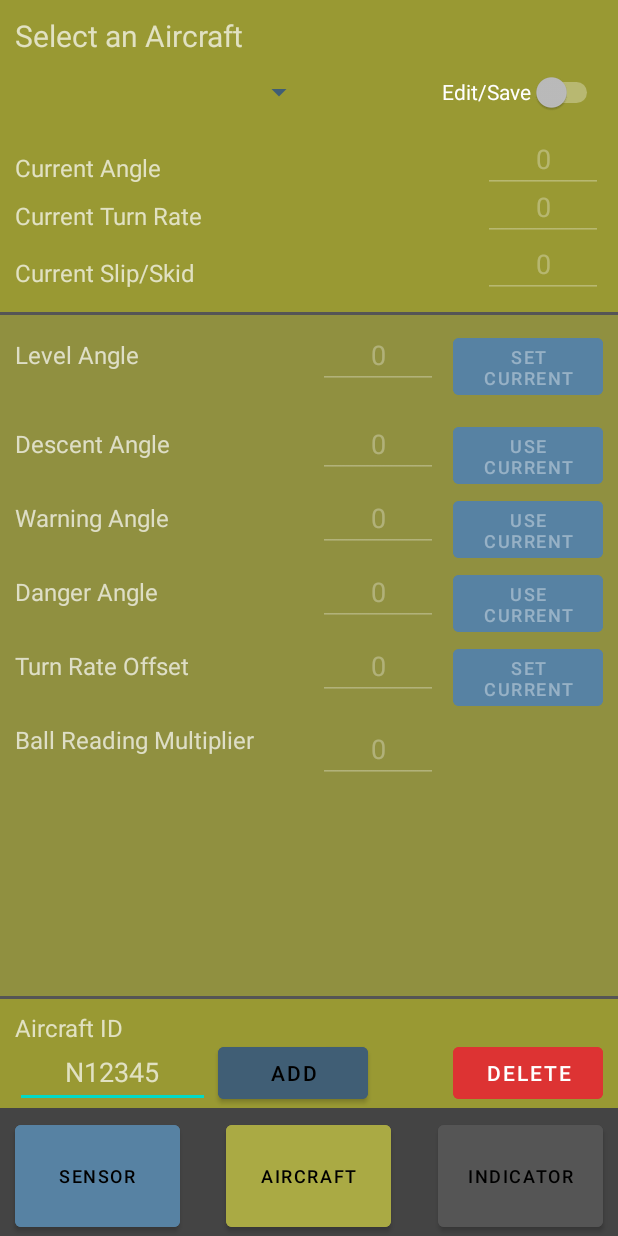
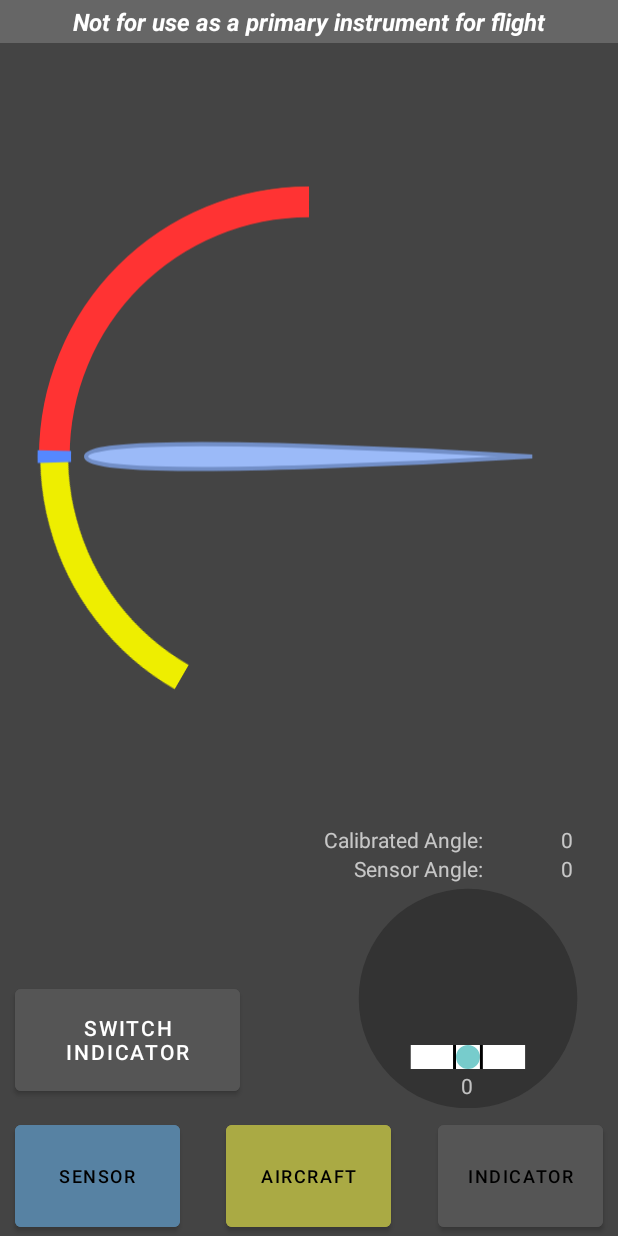
Before and after one commit to danderflieger/aoa_android, an Android app: the layout activity_main.xml on its own in the app's theme, with its tools: preview values and no code run, on a phone screen of 412 x 824 dp. Run offline under Robolectric (Android 15) with nearby library versions, the phone set to English and light mode, and no system bars.

Commit message:
Just a little debugging the connect/disconnect commands. Fixed an issue where the device was not actually disconnected when you pressed the disconnect button.
I also re-enabled two TextView objects on the airfoil indicator to show the calibrated angle reading as well as the sensor angle reading - mostly just to see while in the cockpit.

```diff
--- a/app/src/main/java/com/danderflieger/angleofattackindicator/MainActivity.java
+++ b/app/src/main/java/com/danderflieger/angleofattackindicator/MainActivity.java
@@ -21,6 +21,7 @@ import android.bluetooth.BluetoothGattCharacteristic;
 import android.bluetooth.BluetoothGattDescriptor;
 import android.bluetooth.BluetoothGattService;
 import android.bluetooth.BluetoothManager;
+import android.bluetooth.BluetoothProfile;
 import android.bluetooth.le.BluetoothLeScanner;
 import android.bluetooth.le.ScanCallback;
 import android.bluetooth.le.ScanResult;
@@ -764,16 +765,36 @@ public class MainActivity extends AppCompatActivity {
 
     public void connectToDeviceSelected() {
 
-        int deviceSelected = deviceSpinner.getSelectedItemPosition();
-        bluetoothGatt = devicesDiscovered.get(deviceSelected).connectGatt(this, false, btleGattCallback );
+        if (deviceSpinner.getChildCount() > 0) {
+            int deviceSelected = deviceSpinner.getSelectedItemPosition();
+            bluetoothGatt = devicesDiscovered.get(deviceSelected).connectGatt(this, false, btleGattCallback);
+        } else {
+            Toast.makeText(getApplicationContext(), "No sensors found.", Toast.LENGTH_LONG).show();
+            connectToDevice.setVisibility(View.INVISIBLE);
+        }
 
     }
 
     public void disconnectDeviceSelected() {
         peripheralTextView.append("Disconnecting from device\n");
-        bluetoothGatt.disconnect();
+
+        BluetoothManager bluetoothManager = (BluetoothManager) getSystemService(BLUETOOTH_SERVICE);
+
+        while (bluetoothManager.getConnectionState(bluetoothGatt.getDevice(), BluetoothProfile.GATT) != BluetoothGatt.STATE_DISCONNECTED) {
+            bluetoothGatt.close();
+            bluetoothGatt.disconnect();
+        }
+        btConnected = false;
+
+        Toast.makeText(getApplicationContext(), "Sensor disconnected.", Toast.LENGTH_LONG).show();
+
+        deviceSpinner.setAdapter(null);
+        peripheralTextView.append("device disconnected\n");
+
         disconnectDevice.setVisibility(View.INVISIBLE);
-        connectToDevice.setVisibility(View.VISIBLE);
+//        connectToDevice.setVisibility(View.VISIBLE);
+        connectToDevice.setVisibility(deviceSpinner.getChildCount() > 0 ? View.VISIBLE : View.INVISIBLE);
+
     }
 
     public void startScanning() {
--- a/app/src/main/res/layout/activity_main.xml
+++ b/app/src/main/res/layout/activity_main.xml
@@ -117,7 +117,7 @@
         android:layout_above="@+id/ButtonView"
         android:layout_marginBottom="0dp"
         android:background="@color/dark_yellow"
-        android:visibility="visible">
+        android:visibility="gone">
 
 
         <TextView
@@ -526,7 +526,7 @@
         android:layout_height="match_parent"
         android:layout_above="@+id/ButtonView"
         android:background="#444"
-        android:visibility="gone">
+        android:visibility="visible">
 
         <TextView
             android:id="@+id/airfoilPlacardTextView"
@@ -569,7 +569,8 @@
                 android:layout_width="match_parent"
                 android:layout_height="match_parent"
                 android:layout_centerHorizontal="true"
-                android:src="@drawable/ic_ts_gaugeface" />
+                android:src="@drawable/ic_ts_gaugeface"
+                android:visibility="visible"/>
 
 <!--            <ImageView-->
 <!--                android:id="@+id/TS_Needle"-->
@@ -647,6 +648,50 @@
                 android:layout_centerHorizontal="true"
                 app:srcCompat="@drawable/ic_airfoil" />
 
+            <TextView
+                android:layout_width="wrap_content"
+                android:layout_height="wrap_content"
+                android:layout_alignParentBottom="true"
+                android:layout_marginEnd="10dp"
+                android:layout_marginBottom="0dp"
+                android:layout_toStartOf="@+id/airfoilSensorAngleTextView"
+                android:text="Sensor Angle:"
+                android:visibility="visible" />
+
+            <TextView
+                android:id="@+id/airfoilSensorAngleTextView"
+                android:layout_width="50dp"
+                android:layout_height="wrap_content"
+                android:layout_alignParentEnd="true"
+                android:layout_alignParentBottom="true"
+                android:layout_marginRight="10dp"
+                android:layout_marginBottom="0dp"
+                android:text="0"
+                android:textAlignment="textEnd"
+                android:visibility="visible" />
+
+            <TextView
+                android:id="@+id/airfoilCalibratedAngleTextView"
+                android:layout_width="50dp"
+                android:layout_height="wrap_content"
+                android:layout_alignParentEnd="true"
+                android:layout_above="@+id/airfoilSensorAngleTextView"
+                android:layout_marginRight="10dp"
+                android:layout_marginBottom="0dp"
+                android:text="0"
+                android:textAlignment="textEnd"
+                android:visibility="visible" />
+
+            <TextView
+                android:layout_width="wrap_content"
+                android:layout_height="wrap_content"
+                android:layout_above="@+id/airfoilSensorAngleTextView"
+                android:layout_marginEnd="10dp"
+                android:layout_marginBottom="0dp"
+                android:layout_toStartOf="@+id/airfoilSensorAngleTextView"
+                android:text="Calibrated Angle:"
+                android:visibility="visible" />
+
 
 
         </RelativeLayout>
@@ -658,49 +703,7 @@
             android:layout_alignParentBottom="true">
 
 
-            <TextView
-                android:layout_width="wrap_content"
-                android:layout_height="wrap_content"
-                android:layout_alignParentBottom="true"
-                android:layout_marginEnd="10dp"
-                android:layout_marginBottom="10dp"
-                android:layout_toStartOf="@+id/airfoilSensorAngleTextView"
-                android:text="Sensor Angle:"
-                android:visibility="invisible" />
 
-            <TextView
-                android:id="@+id/airfoilSensorAngleTextView"
-                android:layout_width="50dp"
-                android:layout_height="wrap_content"
-                android:layout_alignParentEnd="true"
-                android:layout_alignParentBottom="true"
-                android:layout_marginRight="10dp"
-                android:layout_marginBottom="10dp"
-                android:text="0"
-                android:textAlignment="textEnd"
-                android:visibility="invisible" />
-
-            <TextView
-                android:id="@+id/airfoilCalibratedAngleTextView"
-                android:layout_width="50dp"
-                android:layout_height="wrap_content"
-                android:layout_alignParentEnd="true"
-                android:layout_alignParentBottom="true"
-                android:layout_marginRight="10dp"
-                android:layout_marginBottom="25dp"
-                android:text="0"
-                android:textAlignment="textEnd"
-                android:visibility="invisible" />
-
-            <TextView
-                android:layout_width="wrap_content"
-                android:layout_height="wrap_content"
-                android:layout_alignParentBottom="true"
-                android:layout_marginEnd="10dp"
-                android:layout_marginBottom="25dp"
-                android:layout_toStartOf="@+id/airfoilSensorAngleTextView"
-                android:text="Calibrated Angle:"
-                android:visibility="invisible" />
 
             <TextView
                 android:id="@+id/airfoilSensorTurnRateTextView"
```
